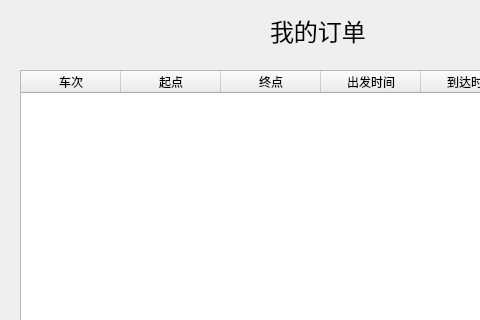
zidaneandmessi/TrainBoom_FrontEnd, file Qt/TrainBoom/order.ui: the form before one commit; both pictures show x 0 to 480 and y 0 to 320 of the 655 by 529 pixel window.
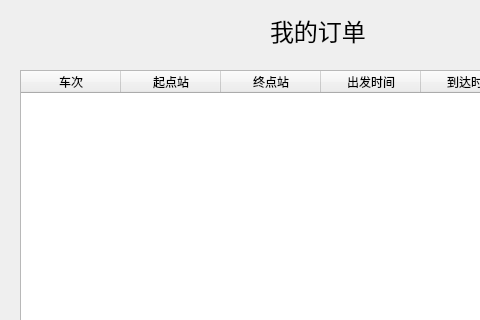
The form after the commit.

```diff
--- a/Qt/TrainBoom/order.ui
+++ b/Qt/TrainBoom/order.ui
@@ -54,12 +54,12 @@
    </column>
    <column>
     <property name="text">
-     <string>起点</string>
+     <string>起点站</string>
     </property>
    </column>
    <column>
     <property name="text">
-     <string>终点</string>
+     <string>终点站</string>
     </property>
    </column>
    <column>
@@ -84,7 +84,7 @@
    </column>
    <column>
     <property name="text">
-     <string>价格</string>
+     <string>金额</string>
     </property>
    </column>
   </widget>
```
